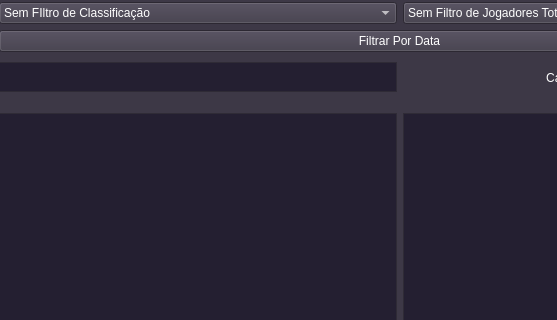
JoaoLCordeiro/fmi-poffin, file lib/ui/configwindow.ui: the form before one commit; both pictures show x 0 to 557 and y 0 to 320 of the 800 by 447 pixel window.
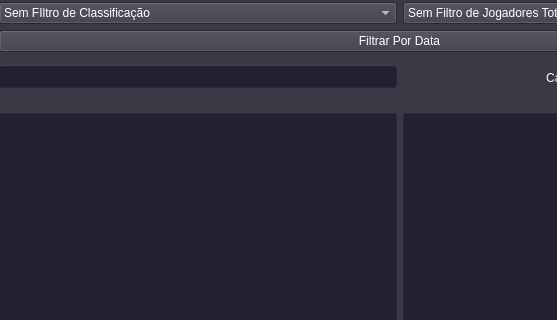
The form after the commit. Icons and pictures are not drawn.

Commit message: feat(ui): usa o card selector na config window

```diff
--- a/lib/ui/configwindow.ui
+++ b/lib/ui/configwindow.ui
@@ -663,19 +663,13 @@
         <number>10</number>
        </property>
        <item>
-        <widget class="QTextBrowser" name="textBrowser">
+        <widget class="QLineEdit" name="lineEdit">
          <property name="sizePolicy">
-          <sizepolicy hsizetype="Preferred" vsizetype="Preferred">
+          <sizepolicy hsizetype="Preferred" vsizetype="Fixed">
            <horstretch>0</horstretch>
            <verstretch>0</verstretch>
           </sizepolicy>
          </property>
-         <property name="maximumSize">
-          <size>
-           <width>16777215</width>
-           <height>30</height>
-          </size>
-         </property>
         </widget>
        </item>
        <item>
```
The commit also changes 1 other file.
